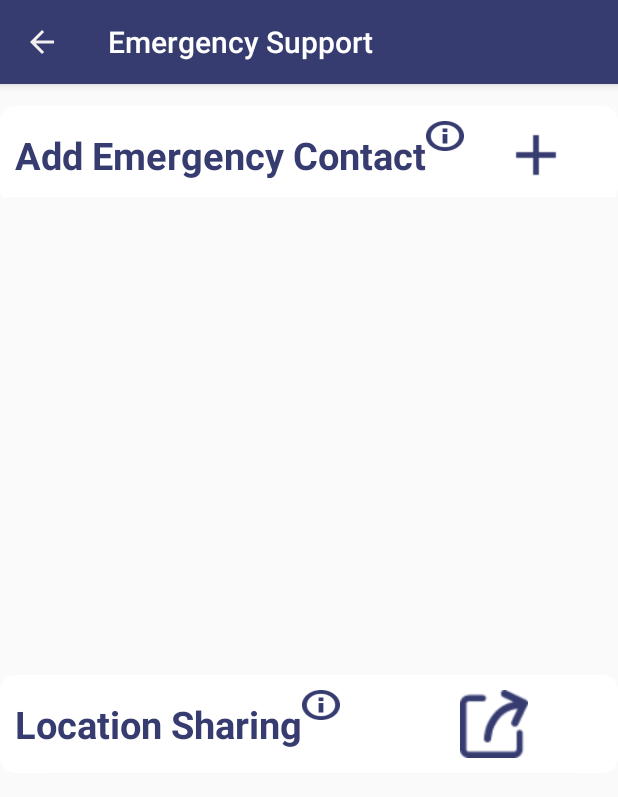
After one commit to Sharuq/CityWalker, an Android app: the EmergencyActivity screen opened directly, with no data from a screen before it, on a phone screen of 412 x 824 dp. The commit adds this screen. Shown: the top 797 px of the screen. Run offline under Robolectric (Android 15) with nearby library versions, the phone set to English and light mode, and no system bars; our stand-ins replace ButterKnife.

Commit message:
sms_done

```diff
--- /dev/null
+++ b/app/src/main/java/com/theguardians/citywalker/ui/EmergencyActivity.java
@@ -0,0 +1,247 @@
+package com.theguardians.citywalker.ui;
+
+import android.Manifest;
+import android.app.PendingIntent;
+import android.content.Intent;
+import android.content.pm.PackageManager;
+import android.location.Address;
+import android.location.Geocoder;
+import android.location.Location;
+import android.os.Bundle;
+import android.support.v4.app.ActivityCompat;
+import android.support.v4.content.ContextCompat;
+import android.support.v7.app.AppCompatActivity;
+import android.support.v7.widget.Toolbar;
+import android.telephony.SmsManager;
+import android.view.View;
+import android.widget.Button;
+import android.widget.TextView;
+import android.widget.Toast;
+
+import com.google.android.gms.location.FusedLocationProviderClient;
+import com.google.android.gms.location.LocationServices;
+import com.google.android.gms.maps.model.LatLng;
+import com.google.android.gms.tasks.OnSuccessListener;
+import com.theguardians.citywalker.R;
+import com.theguardians.citywalker.RouteActivity;
+
+import java.io.IOException;
+import java.util.ArrayList;
+import java.util.List;
+import java.util.Locale;
+
+import butterknife.BindView;
+import butterknife.OnClick;
+
+public class EmergencyActivity extends AppCompatActivity {
+
+
+    private FusedLocationProviderClient fusedLocationClient;
+    private boolean mLocationPermissionGranted = false;
+    private boolean mSMSPermissionGranted =false;
+    private LatLng userLocation;
+    private static final int ERROR_DIALOG_REQUEST = 9001;
+
+    private static final int  PERMISSIONS_REQUEST_ACCESS_FINE_LOCATION = 9003;
+    private static final int PERMISSIONS_REQUEST_ENABLE_GPS = 9002;
+
+    private static final int MY_PERMISSIONS_REQUEST_SEND_SMS =0 ;
+
+    private String phoneNo;
+    private String message;
+    private String userLocationAddress;
+    private Button sendLocation;
+    private  Button infoShare;
+
+    @Override
+    protected void onCreate(Bundle savedInstanceState) {
+        // ...
+        super.onCreate (savedInstanceState);
+        setContentView (R.layout.emergency_support);
+        Toolbar toolbar = findViewById (R.id.toolbar);
+        toolbar.setTitle ("Emergency Support");
+        toolbar.setNavigationIcon(R.drawable.ic_arrow_back_black_24dp);
+        setSupportActionBar (toolbar);
+
+        toolbar.setNavigationOnClickListener(new View.OnClickListener() {
+            @Override
+            public void onClick(View view) {
+                Intent intent = new Intent(EmergencyActivity.this, MainActivity.class);
+                startActivity(intent);
+            }
+        });
+        fusedLocationClient = LocationServices.getFusedLocationProviderClient (this);
+        sendLocation = findViewById(R.id.sendLocation);
+        infoShare = findViewById (R.id.infoShareLocation);
+
+        if (mLocationPermissionGranted) {
+            getUserLocation();
+        }
+        else {
+            getLocationPermission();
+        }
+
+        if (mSMSPermissionGranted){
+
+             System.out.print ("SMS is there");
+        }
+        else
+        {
+            getSMSPermission ();
+        }
+        infoShare.setOnClickListener (new View.OnClickListener () {
+            @Override
+            public void onClick(View v) {
+
+                Toast.makeText(EmergencyActivity.this, "Share your current location with your emergency contact guardian", Toast.LENGTH_SHORT).show();
+            }
+        });
+        sendLocation.setOnClickListener (new View.OnClickListener () {
+                @Override
+                public void onClick(View v) {
+                    //userLocationValue.setText (userLocation.toString ());
+
+                    try {
+                        getUserLocation ();
+                        userLocationAddress = getUserLocationDetails (userLocation.latitude, userLocation.longitude);
+                        phoneNo = "0431360617";
+                        message = "HELP ME !!!! I am at Location: " + userLocationAddress + " Coordinates: " + userLocation + " **Emergency Distress Message sent from CityWalker App**";
+
+                        sendSMSMessage ();
+                    } catch (IOException e) {
+                        e.printStackTrace ();
+                    }
+
+
+                }
+            });
+
+
+    }
+
+    private String getUserLocationDetails(Double latitude,Double longitude) throws IOException {
+        Geocoder geocoder;
+        List<Address> addresses;
+        geocoder = new Geocoder(this, Locale.getDefault());
+
+        addresses = geocoder.getFromLocation(latitude, longitude, 1); // Here 1 represent max location result to returned, by documents it recommended 1 to 5
+
+        String address = addresses.get(0).getAddressLine(0); // If any additional address line present than only, check with max available address lines by getMaxAddressLineIndex()
+
+        return address;
+    }
+
+
+    /**
+     * Ask for location permission
+     */
+    private void getLocationPermission() {
+        /*
+         * Request location permission, so that we can get the location of the
+         * device. The result of the permission request is handled by a callback,
+         * onRequestPermissionsResult.
+         */
+        if (ContextCompat.checkSelfPermission(this.getApplicationContext(),
+                android.Manifest.permission.ACCESS_FINE_LOCATION)
+                == PackageManager.PERMISSION_GRANTED) {
+            mLocationPermissionGranted = true;
+            getUserLocation();
+        } else {
+            ActivityCompat.requestPermissions(this,
+                    new String[]{android.Manifest.permission.ACCESS_FINE_LOCATION},
+                    PERMISSIONS_REQUEST_ACCESS_FINE_LOCATION);
+        }
+    }
+
+
+    public void getUserLocation(){
+
+
+        if (ActivityCompat.checkSelfPermission (this, Manifest.permission.ACCESS_FINE_LOCATION) != PackageManager.PERMISSION_GRANTED && ActivityCompat.checkSelfPermission (this, Manifest.permission.ACCESS_COARSE_LOCATION) != PackageManager.PERMISSION_GRANTED) {
+            // TODO: Consider calling
+            //    ActivityCompat#requestPermissions
+            // here to request the missing permissions, and then overriding
+            //   public void onRequestPermissionsResult(int requestCode, String[] permissions,
+            //                                          int[] grantResults)
+            // to handle the case where the user grants the permission. See the documentation
+            // for ActivityCompat#requestPermissions for more details.
+            ActivityCompat.requestPermissions(this,
+                    new String[]{android.Manifest.permission.ACCESS_FINE_LOCATION},
+                    PERMISSIONS_REQUEST_ACCESS_FINE_LOCATION);
+            return;
+        }
+
+        fusedLocationClient.getLastLocation ()
+                .addOnSuccessListener (this, new OnSuccessListener<Location> () {
+                    @Override
+                    public void onSuccess(Location location) {
+                        // Got last known location. In some rare situations this can be null.
+                        if (location != null) {
+                            // Logic to handle location object
+                             userLocation= new LatLng(location.getLatitude (),location.getLongitude ());
+
+                            System.out.println ("NEw user location" +userLocation);
+                        }
+                    }
+                });
+
+
+    }
+
+    public void sendSMSMessage(){
+        try{
+
+                    String SENT = "SMS_SENT";
+                    String DELIVERED = "SMS_DELIVERED";
+                    SmsManager sms = SmsManager.getDefault();
+                    ArrayList<String> parts = sms.divideMessage(message);
+
+
+                    ArrayList<PendingIntent> sentPIarr = new ArrayList<PendingIntent>();
+                    ArrayList<PendingIntent> deliveredPIarr = new ArrayList<PendingIntent>();
+
+                    for (int i = 0; i < parts.size(); i++) {
+                        sentPIarr.add(PendingIntent.getBroadcast(this, 0,new Intent(SENT), 0));
+                        deliveredPIarr.add(PendingIntent.getBroadcast(this, 0,new Intent(DELIVERED), 0));
+                    }
+
+                    sms.sendMultipartTextMessage(phoneNo, null, parts, sentPIarr, deliveredPIarr);
+            Toast.makeText(EmergencyActivity.this, "Message Sent Successfully to Your Guardian", Toast.LENGTH_SHORT).show();
+        }
+        catch (Exception e){
+            Toast.makeText(EmergencyActivity.this, "SMS Failed to Send, Please try again", Toast.LENGTH_SHORT).show();
+        }
+    }
+
+    public void getSMSPermission() {
+
+        if (ContextCompat.checkSelfPermission(this,
+                Manifest.permission.SEND_SMS)
+                != PackageManager.PERMISSION_GRANTED) {
+            if (ActivityCompat.shouldShowRequestPermissionRationale(this,
+                    Manifest.permission.SEND_SMS)) {
+            } else {
+                ActivityCompat.requestPermissions(this,
+                        new String[]{Manifest.permission.SEND_SMS},
+                        MY_PERMISSIONS_REQUEST_SEND_SMS);
+
+            }
+        }
+    }
+
+
+    @Override
+    public void onRequestPermissionsResult(int requestCode,String permissions[], int[] grantResults) {
+        switch (requestCode) {
+            case MY_PERMISSIONS_REQUEST_SEND_SMS: {
+                if (grantResults.length > 0
+                        && grantResults[0] == PackageManager.PERMISSION_GRANTED) {
+                          mSMSPermissionGranted = true;
+                }
+            }
+
+        }
+    }
+
+
+}
--- /dev/null
+++ b/app/src/main/res/drawable/ic_arrow_back_black_24dp.xml
@@ -0,0 +1,5 @@
+<vector android:height="24dp" android:tint="#F2F0F0"
+    android:viewportHeight="24.0" android:viewportWidth="24.0"
+    android:width="24dp" xmlns:android="http://schemas.android.com/apk/res/android">
+    <path android:fillColor="#FF000000" android:pathData="M20,11H7.83l5.59,-5.59L12,4l-8,8 8,8 1.41,-1.41L7.83,13H20v-2z"/>
+</vector>
--- /dev/null
+++ b/app/src/main/res/layout/add_contact.xml
@@ -0,0 +1,6 @@
+<?xml version="1.0" encoding="utf-8"?>
+<android.support.constraint.ConstraintLayout
+    xmlns:android="http://schemas.android.com/apk/res/android" android:layout_width="match_parent"
+    android:layout_height="match_parent">
+
+</android.support.constraint.ConstraintLayout>
--- /dev/null
+++ b/app/src/main/res/layout/emergency_support.xml
@@ -0,0 +1,147 @@
+<?xml version="1.0" encoding="utf-8"?>
+<LinearLayout xmlns:android="http://schemas.android.com/apk/res/android"
+    xmlns:card_view="http://schemas.android.com/apk/res-auto"
+    xmlns:tools="http://schemas.android.com/tools"
+    android:orientation="vertical"
+    android:layout_width="match_parent"
+    android:layout_height="match_parent">
+
+
+    <android.support.design.widget.AppBarLayout
+        android:layout_width="match_parent"
+        android:layout_height="wrap_content"
+        android:theme="@style/AppTheme.AppBarOverlay">
+
+        <android.support.v7.widget.Toolbar
+            android:id="@+id/toolbar"
+            android:layout_width="match_parent"
+            android:layout_height="?attr/actionBarSize"
+            android:background="@color/colorButton"
+            tools:popupTheme="@style/ThemeOverlay.AppCompat.Dark" />
+
+    </android.support.design.widget.AppBarLayout>
+
+    <LinearLayout
+        android:layout_width="match_parent"
+        android:layout_height="wrap_content">
+
+
+        <android.support.v7.widget.CardView
+            android:layout_width="match_parent"
+            android:layout_height="wrap_content"
+            android:layout_gravity="center"
+            android:layout_marginTop="10dp"
+            card_view:cardCornerRadius="10dp"
+            card_view:contentPadding="10dp"
+            card_view:cardBackgroundColor="@color/colorWhite"
+            android:gravity="center"
+            >
+
+            <LinearLayout
+                android:layout_width="match_parent"
+                android:layout_height="match_parent"
+                android:orientation="horizontal"
+                android:layout_weight="3"
+                android:id="@+id/addContactLayout">
+
+                <TextView
+                    android:layout_width="wrap_content"
+                    android:layout_height="match_parent"
+                    android:paddingTop="5dp"
+                    android:text="Add Emergency Contact"
+                    android:textSize="25sp"
+                    android:textStyle="bold"
+                    android:textColor="@color/colorButton"
+                    />
+
+
+                <Button
+                    android:id="@+id/infoShareLocation1"
+                    android:layout_width="25dp"
+                    android:layout_height="20dp"
+                    android:layout_gravity="fill_vertical"
+                    android:background="@drawable/tooltips"
+                    android:backgroundTint="@color/colorButton" />
+
+                <Button
+                    android:id="@+id/addContact"
+                    android:layout_width="45dp"
+                    android:layout_height="45dp"
+                    android:layout_gravity="right"
+                    android:layout_marginLeft="25dp"
+
+                    android:background="@drawable/add"
+                    android:backgroundTint="@color/colorButton" />
+
+
+            </LinearLayout>
+
+
+        </android.support.v7.widget.CardView>
+
+
+    </LinearLayout>
+<RelativeLayout
+    android:layout_width="match_parent"
+    android:layout_height="match_parent"
+    android:gravity="center">
+
+
+
+    <android.support.v7.widget.CardView
+        android:layout_width="match_parent"
+        android:layout_height="wrap_content"
+        android:layout_gravity="center"
+        android:layout_marginTop="10dp"
+        card_view:cardCornerRadius="10dp"
+        card_view:contentPadding="10dp"
+        card_view:cardBackgroundColor="@color/colorWhite"
+        android:gravity="center"
+        >
+
+        <LinearLayout
+            android:layout_width="match_parent"
+            android:layout_height="match_parent"
+            android:orientation="horizontal"
+            android:layout_weight="3">
+
+            <TextView
+                android:layout_width="wrap_content"
+                android:layout_height="match_parent"
+                android:paddingTop="5dp"
+                android:text="Location Sharing"
+                android:textSize="25sp"
+                android:textStyle="bold"
+                android:textColor="@color/colorButton"
+                />
+
+
+            <Button
+                android:id="@+id/infoShareLocation"
+                android:layout_width="25dp"
+                android:layout_height="20dp"
+                android:layout_gravity="fill_vertical"
+                android:background="@drawable/tooltips"
+                android:backgroundTint="@color/colorButton" />
+
+            <Button
+                android:id="@+id/sendLocation"
+                android:layout_width="45dp"
+                android:layout_height="45dp"
+                android:layout_gravity="right"
+                android:layout_marginLeft="80dp"
+
+                android:background="@drawable/share"
+                android:backgroundTint="@color/colorButton" />
+
+
+        </LinearLayout>
+
+
+    </android.support.v7.widget.CardView>
+
+
+
+</RelativeLayout>
+
+</LinearLayout>
```
Also changed, not shown: app/src/main/AndroidManifest.xml (+8 -1 lines), app/src/main/java/com/theguardians/citywalker/ui/MainActivity.java (+43 -10 lines), app/src/main/res/drawable/rounded_corner.xml (added, +12 -0 lines), app/src/main/res/layout/aboutus_main.xml (+2 -41 lines).
